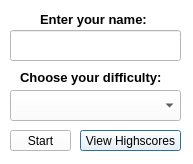
The window that Game/startupwindow.ui (AkiKankaanpaa/Prog3Project) describes before a commit, drawn with Qt 5.
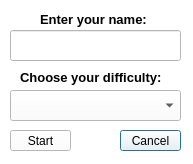
The same window after the commit.

Commit message: Added a highscore board, currently not sorting properly

```diff
--- a/Game/startupwindow.ui
+++ b/Game/startupwindow.ui
@@ -478,14 +478,14 @@
   <widget class="QPushButton" name="highscoreButton">
    <property name="geometry">
     <rect>
-     <x>80</x>
+     <x>120</x>
      <y>130</y>
-     <width>101</width>
+     <width>61</width>
      <height>21</height>
     </rect>
    </property>
    <property name="text">
-    <string>View Highscores</string>
+    <string>Cancel</string>
    </property>
   </widget>
   <widget class="QPushButton" name="startButton">
```
Left out of the diff: 2 changed lines with no effect on the pictures. The commit also changes 7 other files.
